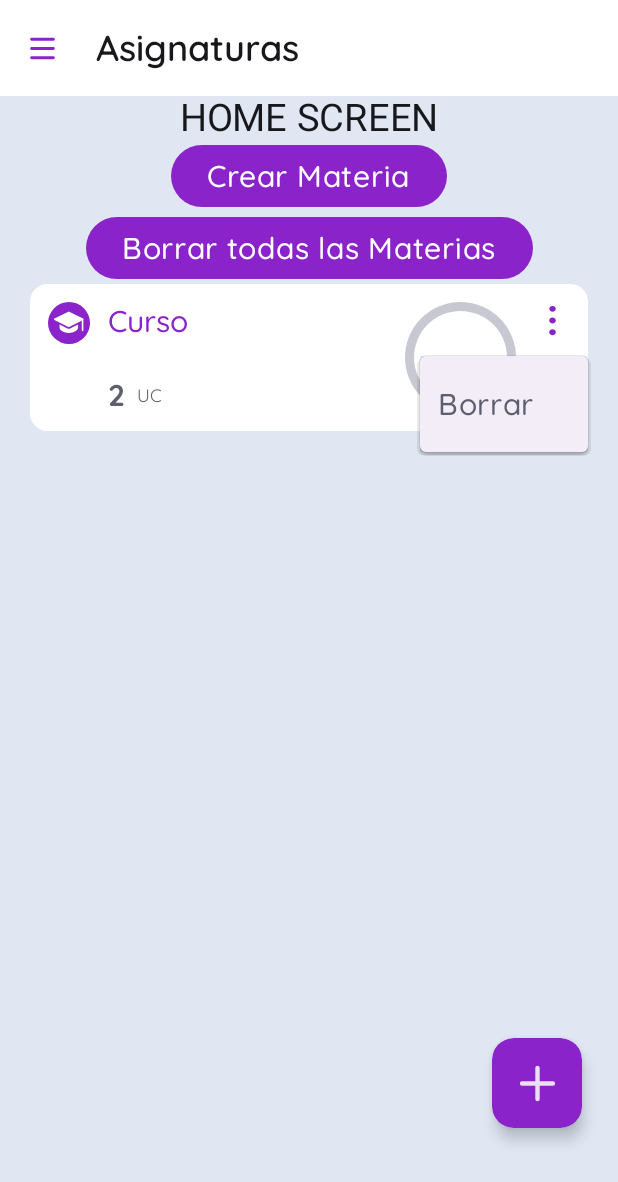
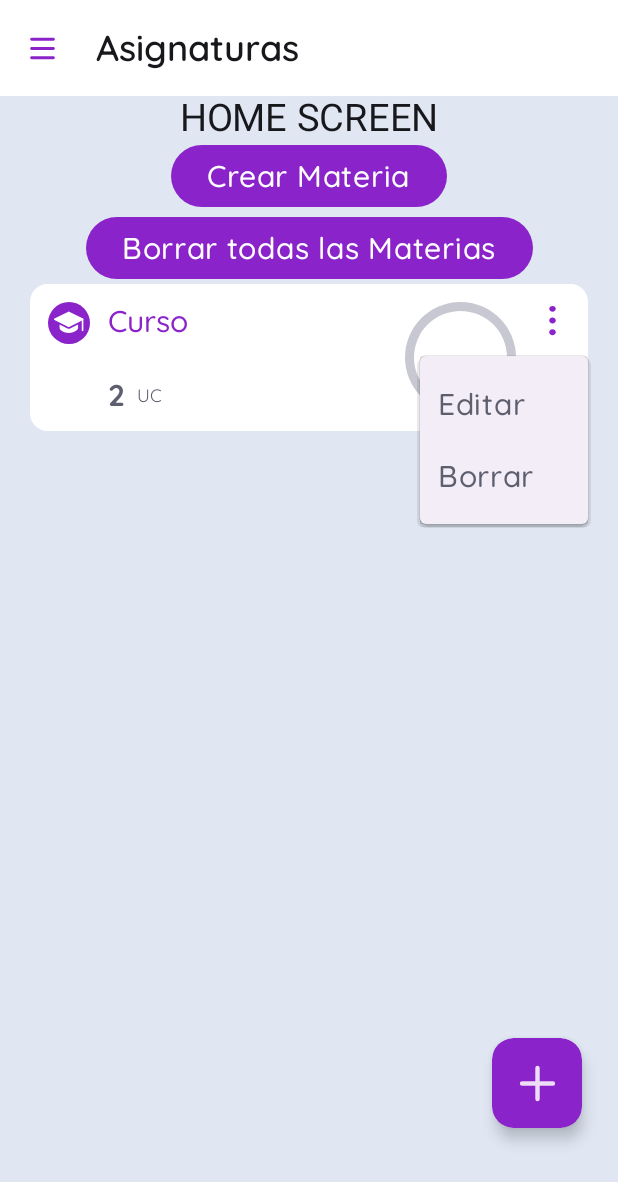
Before and after one commit to DanielCarrenoMar/Grader, an Android app built with Jetpack Compose: the screen it shows after launch (MainActivity), after a tap on "edit", on a phone screen of 412 x 824 dp. Shown: the top 1182 px of the screen. Run offline under Robolectric (Android 15) with nearby library versions, the phone set to English and light mode, and no system bars; our stand-ins replace Dagger/Hilt's generated code, Room's generated code; 1 other tap on this screen came first.

Commit message:
feat: boton de editar en el desplegable de las card de asignatura

```diff
--- a/app/src/main/java/com/app/grader/ui/componets/CourseCardComp.kt
+++ b/app/src/main/java/com/app/grader/ui/componets/CourseCardComp.kt
@@ -127,6 +127,10 @@ fun CourseCardComp(course: CourseModel, navigateToCourse: () -> Unit, deleteCour
                         expanded = expanded,
                         onDismissRequest = { expanded = false }
                     ) {
+                        DropdownMenuItem(onClick = { TODO("Funcion de editar")},
+                            text = {
+                                Text("Editar")
+                            })
                         DropdownMenuItem(onClick = deleteCourse,
                         text = {
                             Text("Borrar")
```
